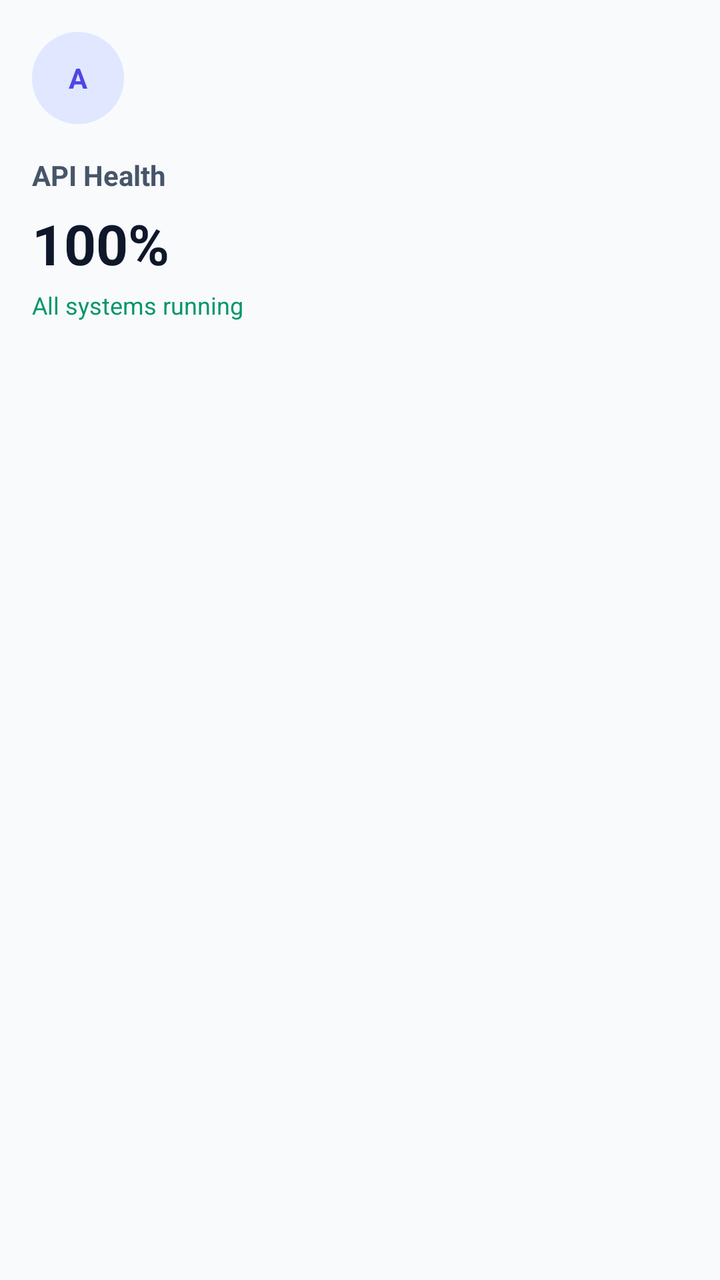
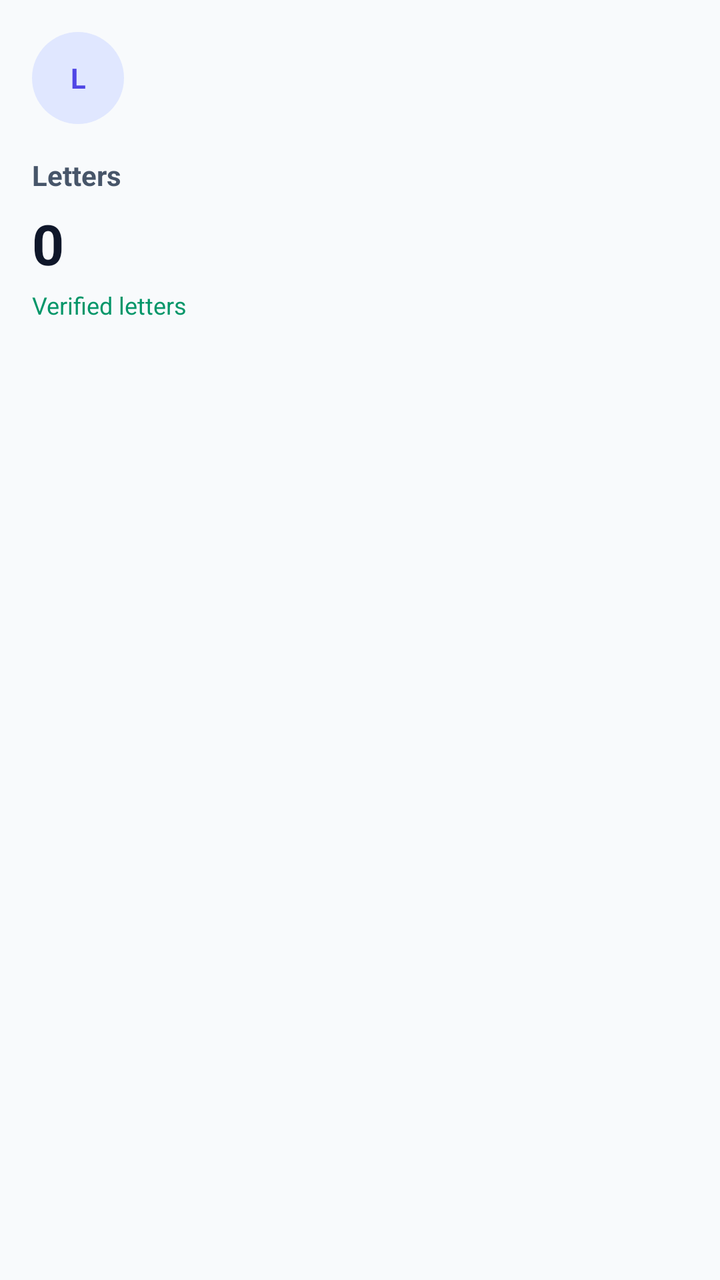

The first picture is an Android layout as it rendered before a commit; the second is the same layout after the commit. The layout source and the unified diff follow.
<!-- AndroidManifest.xml: application theme Theme.VirtualLabAdmin -->
<!-- res/layout/item_dashboard_api.xml -->
<?xml version="1.0" encoding="utf-8"?>
<LinearLayout xmlns:android="http://schemas.android.com/apk/res/android"
    android:layout_width="match_parent"
    android:layout_height="wrap_content"
    android:orientation="vertical"
    android:padding="@dimen/space_md">

    <TextView
        android:layout_width="46dp"
        android:layout_height="46dp"
        android:background="@drawable/bg_chip_blue_soft"
        android:gravity="center"
        android:text="A"
        android:textColor="@color/brand"
        android:textStyle="bold" />

    <TextView
        android:layout_width="wrap_content"
        android:layout_height="wrap_content"
        android:layout_marginTop="@dimen/space_md"
        android:text="API Health"
        android:textColor="@color/text_muted"
        android:textStyle="bold" />

    <TextView
        android:id="@+id/statLetters"
        android:layout_width="wrap_content"
        android:layout_height="wrap_content"
        android:layout_marginTop="6dp"
        android:text="100%"
        android:textColor="@color/text_primary"
        android:textSize="28sp"
        android:textStyle="bold" />

    <TextView
        android:layout_width="wrap_content"
        android:layout_height="wrap_content"
        android:layout_marginTop="4dp"
        android:text="All systems running"
        android:textColor="@color/success"
        android:textSize="12sp" />
</LinearLayout>
<!-- resources referenced by this layout -->
<resources>
  <color name="brand">#4F46E5</color>
  <color name="success">#059669</color>
  <color name="text_muted">#475569</color>
  <color name="text_primary">#0F172A</color>
  <dimen name="space_md">16dp</dimen>
  <!-- drawable bg_chip_blue_soft (drawable) -->
  <?xml version="1.0" encoding="utf-8"?>
  <shape xmlns:android="http://schemas.android.com/apk/res/android">
      <corners android:radius="999dp" />
      <solid android:color="@color/chip_blue_bg" />
  </shape>
  <style name="Theme.VirtualLabAdmin" parent="Theme.Material3.Light.NoActionBar">
          <item name="colorPrimary">@color/brand</item>
          <item name="colorSecondary">@color/brand</item>
          <item name="colorSurface">@color/bg_surface</item>
          <item name="colorOnSurface">@color/text_primary</item>
          <item name="colorOutline">@color/stroke</item>
  
          <item name="android:windowBackground">@color/bg_dark</item>
          <item name="android:colorBackground">@color/bg_dark</item>
          <item name="android:textColorPrimary">@color/text_primary</item>
          <item name="android:textColorSecondary">@color/text_muted</item>
  
          <item name="materialButtonStyle">@style/Widget.VirtualLab.Button</item>
          <item name="textInputStyle">@style/Widget.VirtualLab.TextInputLayout.Outlined</item>
          <item name="materialCardViewStyle">@style/Widget.VirtualLab.Card</item>
  
          <item name="android:statusBarColor" tools:targetApi="l">@android:color/transparent</item>
          <item name="android:navigationBarColor" tools:targetApi="l">@android:color/transparent</item>
          <item name="android:windowLightStatusBar" tools:targetApi="m">true</item>
          <item name="android:windowLightNavigationBar" tools:targetApi="o">true</item>
      </style>
  <color name="chip_blue_bg">#E0E7FF</color>
  <color name="bg_surface">#FFFFFF</color>
  <color name="stroke">#E2E8F0</color>
  <color name="bg_dark">#F8FAFC</color>
  <style name="Widget.VirtualLab.Button" parent="Widget.Material3.Button">
          <item name="android:textAllCaps">false</item>
          <item name="android:insetLeft">0dp</item>
          <item name="android:insetRight">0dp</item>
          <item name="android:insetTop">0dp</item>
          <item name="android:insetBottom">0dp</item>
          <item name="android:minHeight">@dimen/btn_h</item>
          <item name="cornerRadius">@dimen/radius_lg</item>
          <item name="android:letterSpacing">0</item>
          <item name="elevation">0dp</item>
      </style>
  <style name="Widget.VirtualLab.TextInputLayout.Outlined" parent="Widget.Material3.TextInputLayout.OutlinedBox">
          <item name="boxStrokeColor">@color/stroke</item>
          <item name="hintTextColor">@color/text_muted</item>
          <item name="boxStrokeWidth">1dp</item>
          <item name="boxStrokeWidthFocused">2dp</item>
          <item name="boxCornerRadiusTopStart">@dimen/radius_lg</item>
          <item name="boxCornerRadiusTopEnd">@dimen/radius_lg</item>
          <item name="boxCornerRadiusBottomStart">@dimen/radius_lg</item>
          <item name="boxCornerRadiusBottomEnd">@dimen/radius_lg</item>
          <item name="boxBackgroundColor">@android:color/white</item>
      </style>
  <style name="Widget.VirtualLab.Card" parent="Widget.Material3.CardView.Outlined">
          <item name="cardBackgroundColor">@color/bg_surface</item>
          <item name="strokeColor">@color/stroke</item>
          <item name="strokeWidth">1dp</item>
          <item name="cardCornerRadius">@dimen/radius_lg</item>
          <item name="cardElevation">2dp</item>
          <item name="cardUseCompatPadding">true</item>
      </style>
  <dimen name="btn_h">54dp</dimen>
  <dimen name="radius_lg">22dp</dimen>
</resources>

<!-- the commit's change to res/layout/item_dashboard_api.xml (unified diff, before → after) -->
@@ -1,4 +1,4 @@
-<?xml version="1.0" encoding="utf-8"?>
+﻿<?xml version="1.0" encoding="utf-8"?>
 <LinearLayout xmlns:android="http://schemas.android.com/apk/res/android"
     android:layout_width="match_parent"
     android:layout_height="wrap_content"
@@ -10,7 +10,7 @@
         android:layout_height="46dp"
         android:background="@drawable/bg_chip_blue_soft"
         android:gravity="center"
-        android:text="A"
+        android:text="L"
         android:textColor="@color/brand"
         android:textStyle="bold" />
 
@@ -18,7 +18,7 @@
         android:layout_width="wrap_content"
         android:layout_height="wrap_content"
         android:layout_marginTop="@dimen/space_md"
-        android:text="API Health"
+        android:text="Letters"
         android:textColor="@color/text_muted"
         android:textStyle="bold" />
 
@@ -27,7 +27,7 @@
         android:layout_width="wrap_content"
         android:layout_height="wrap_content"
         android:layout_marginTop="6dp"
-        android:text="100%"
+        android:text="0"
         android:textColor="@color/text_primary"
         android:textSize="28sp"
         android:textStyle="bold" />
@@ -36,7 +36,7 @@
         android:layout_width="wrap_content"
         android:layout_height="wrap_content"
         android:layout_marginTop="4dp"
-        android:text="All systems running"
+        android:text="Verified letters"
         android:textColor="@color/success"
         android:textSize="12sp" />
 </LinearLayout>
